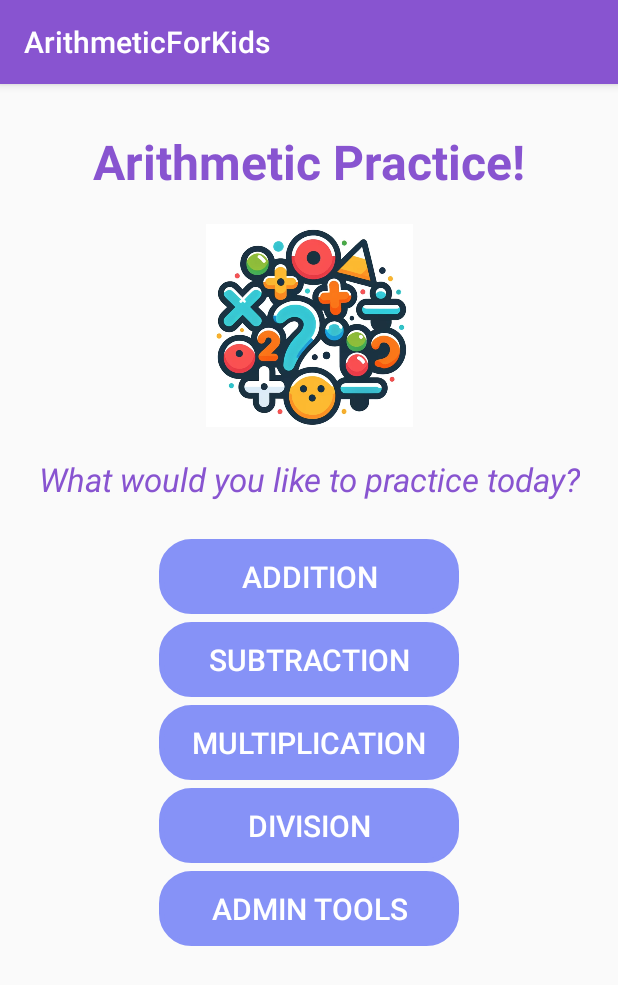
After one commit to Marcelo916/ArithmeticForKids, an Android app: the AdminMainActivity screen opened directly, with no data from a screen before it, on a phone screen of 412 x 824 dp. The commit adds this screen. Shown: the top 985 px of the screen. Run offline under Robolectric (Android 15) with nearby library versions, the light colour scheme and no system bars.

```diff
--- a/app/src/main/AndroidManifest.xml
+++ b/app/src/main/AndroidManifest.xml
@@ -12,6 +12,9 @@
         android:supportsRtl="true"
         android:theme="@style/Theme.ArithmeticForKids2"
         tools:targetApi="31">
+        <activity
+            android:name=".AdminMainActivity"
+            android:exported="false" />
         <activity
             android:name=".LoginActivity"
             android:exported="false" />
--- a/app/src/main/java/com/example/arithmeticforkids/Addition.java
+++ b/app/src/main/java/com/example/arithmeticforkids/Addition.java
@@ -29,6 +29,8 @@ public class Addition extends AppCompatActivity {
     Button goButton, answerA, answerB, answerC, answerD;
     TextView left, right, middle, bottom;
     ProgressBar timer;
+    //private boolean isAdmin;
+    //private LoginActivity loginActivity = new LoginActivity();
 
     Game game = new Game("addition");
     int secondsRemaining = 30;
@@ -124,15 +126,28 @@ public class Addition extends AppCompatActivity {
         answerC.setOnClickListener(answerClickListener);
         answerD.setOnClickListener(answerClickListener);
 
+
+        //int isAdmin = loginActivity.verifyUser();
+
         binding.goBackButton.setOnClickListener(new View.OnClickListener() {
             @Override
             public void onClick(View v) {
                 //Intent intent = new Intent(Addition.this, MainActivity.class);
                 //startActivity(intent);
                 //finish();
+                //TODO: Here is the bug "You should check if the user is Admin or not" then go back to the respective factory
+                //Intent intent = AdminMainActivity.adminActivityIntentFactory(getApplicationContext(), 0);
                 Intent intent = MainActivity.mainActivityIntentFactory(getApplicationContext(), 0);
                 startActivity(intent);
                 finish();
+
+                /**Intent intent;
+                if (isAdmin == -1) {
+                    intent = new Intent(Addition.this, AdminMainActivity.class);
+                } else {
+                    intent = new Intent(Addition.this, MainActivity.class);
+                }
+                startActivity(intent);*/
             }
         });
 
--- /dev/null
+++ b/app/src/main/java/com/example/arithmeticforkids/AdminMainActivity.java
@@ -0,0 +1,62 @@
+package com.example.arithmeticforkids;
+
+import android.content.Context;
+import android.content.Intent;
+import android.os.Bundle;
+import android.view.View;
+
+import androidx.activity.EdgeToEdge;
+import androidx.appcompat.app.AppCompatActivity;
+import androidx.core.graphics.Insets;
+import androidx.core.view.ViewCompat;
+import androidx.core.view.WindowInsetsCompat;
+
+import com.example.arithmeticforkids.databinding.ActivityAdminMainBinding;
+
+public class AdminMainActivity extends AppCompatActivity {
+    private static final String MAIN_ACTIVITY_USER_ID = "package com.example.arithmeticforkids.MAIN_ACTIVITY_USER_ID";
+    ActivityAdminMainBinding binding;
+
+    @Override
+    protected void onCreate(Bundle savedInstanceState) {
+        super.onCreate(savedInstanceState);
+        binding = ActivityAdminMainBinding.inflate(getLayoutInflater());
+        setContentView(binding.getRoot());
+
+        binding.AdminAdditionButton.setOnClickListener(buttonClickLister);
+        binding.AdminSubtractionButton.setOnClickListener(buttonClickLister);
+        binding.AdminMultiplicationButton.setOnClickListener(buttonClickLister);
+        binding.AdminDivisionButton.setOnClickListener(buttonClickLister);
+
+    }
+
+
+    static Intent adminActivityIntentFactory(Context context, int userId) {
+        Intent intent = new Intent(context, AdminMainActivity.class);
+        intent.putExtra(MAIN_ACTIVITY_USER_ID, userId);
+        return intent;
+    }
+
+    private final View.OnClickListener buttonClickLister = new View.OnClickListener() {
+        @Override
+        public void onClick(View v) {
+            if(v == binding.AdminAdditionButton) {
+                Intent intent = Addition.additionFactory(getApplicationContext());
+                intent.putExtra("operation", "addition");
+                startActivity(intent);
+            } else if (v == binding.AdminSubtractionButton) {
+                Intent intent = Subtraction.subtractionFactory(getApplicationContext());
+                intent.putExtra("operation", "subtraction");
+                startActivity(intent);
+            } else if (v == binding.AdminMultiplicationButton) {
+                Intent intent = Multiplication.multiplicationFactory(getApplicationContext());
+                intent.putExtra("operation", "multiplication");
+                startActivity(intent);
+            } else if (v == binding.AdminDivisionButton) {
+                Intent intent = Division.divisionFactory(getApplicationContext());
+                intent.putExtra("operation", "division");
+                startActivity(intent);
+            }
+        }
+    };
+}
--- a/app/src/main/java/com/example/arithmeticforkids/LoginActivity.java
+++ b/app/src/main/java/com/example/arithmeticforkids/LoginActivity.java
@@ -24,28 +24,46 @@ public class LoginActivity extends AppCompatActivity {
         binding.loggingButton.setOnClickListener(new View.OnClickListener() {
             @Override
             public void onClick(View v) {
-                if(!verifyUser()) {
-                    Toast.makeText(LoginActivity.this, "Invalid Username or Password", Toast.LENGTH_SHORT).show();
-                } else {
-                    Intent intent = MainActivity.mainActivityIntentFactory(getApplicationContext(), 0);
-                    startActivity(intent);
-                }
+                verifyUser();
+                /**if(!verifyUser()) {
+                 Toast.makeText(LoginActivity.this, "Invalid Username or Password", Toast.LENGTH_SHORT).show();
+                 } else {
+                 Intent intent = MainActivity.mainActivityIntentFactory(getApplicationContext(), 0);
+                 startActivity(intent);
+                 }*/
             }
         });
     }
 
     //We will have to update this method. The code is to test the login page working properly.
-    private boolean verifyUser() {
+    public int verifyUser() {
         //Hardcoded valid user and password
         String validUsername = "example_user";
         String validPassword = "password123";
+
+        //Hardcoded valid user and password for admin
+        String adminUsername = "admin_user";
+        String adminPassword = "admin123";
 
         // Get the entered username and password from Text fields
         String enteredUsername = binding.userName.getText().toString().trim();
         String enteredPassword = binding.password.getText().toString().trim();
 
+        if (enteredUsername.equals(validUsername) && enteredPassword.equals(validPassword)) {
+            //startActivity(new Intent(LoginActivity.this, MainActivity.class).putExtra("isAdmin", false));
+            startActivity(MainActivity.mainActivityIntentFactory(getApplicationContext(), 0));
+            return 0;
+        } else if (enteredUsername.equals(adminUsername) && enteredPassword.equals(adminPassword)) {
+            //startActivity(new Intent(LoginActivity.this, AdminMainActivity.class).putExtra("isAdmin", true));
+            startActivity(AdminMainActivity.adminActivityIntentFactory(getApplicationContext(), -1));
+            return -1;
+        } else {
+            Toast.makeText(this, "Invalid username or password", Toast.LENGTH_SHORT).show();
+            return -2;
+        }
+
         // Check if the entered username and password match the valid credentials
-        return enteredUsername.equals(validUsername) && enteredPassword.equals(validPassword);
+        //return enteredUsername.equals(validUsername) && enteredPassword.equals(validPassword);
 
     }
 
--- /dev/null
+++ b/app/src/main/res/layout/activity_admin_main.xml
@@ -0,0 +1,121 @@
+<?xml version="1.0" encoding="utf-8"?>
+<androidx.constraintlayout.widget.ConstraintLayout xmlns:android="http://schemas.android.com/apk/res/android"
+    xmlns:app="http://schemas.android.com/apk/res-auto"
+    xmlns:tools="http://schemas.android.com/tools"
+    android:id="@+id/main"
+    android:layout_width="match_parent"
+    android:layout_height="match_parent"
+    tools:context=".AdminMainActivity">
+
+    <TextView
+        android:id="@+id/AdminDisplayAppName"
+        android:layout_width="wrap_content"
+        android:layout_height="wrap_content"
+        android:layout_marginTop="30dp"
+        android:text="@string/arithmetic_for_kids"
+        android:textColor="@color/superPurple"
+        android:textSize="32sp"
+        android:textStyle="bold"
+        app:layout_constraintEnd_toEndOf="parent"
+        app:layout_constraintHorizontal_bias="0.5"
+        app:layout_constraintStart_toStartOf="parent"
+        app:layout_constraintTop_toTopOf="parent" />
+
+    <TextView
+        android:id="@+id/AdminQuestionForUser"
+        android:layout_width="wrap_content"
+        android:layout_height="wrap_content"
+        android:layout_marginTop="175dp"
+        android:text="@string/what_would_you_like_to_practice_today"
+        android:textColor="@color/superPurple"
+        android:textSize="22sp"
+        android:textStyle="italic"
+        app:layout_constraintBottom_toTopOf="@+id/AdminAdditionButton"
+        app:layout_constraintEnd_toEndOf="parent"
+        app:layout_constraintHorizontal_bias="0.5"
+        app:layout_constraintStart_toStartOf="parent"
+        app:layout_constraintTop_toBottomOf="@+id/AdminDisplayAppName"
+        app:layout_constraintVertical_bias="0.5" />
+
+    <Button
+        android:id="@+id/AdminAdditionButton"
+        android:layout_width="200dp"
+        android:layout_height="50dp"
+        android:layout_marginTop="25dp"
+        android:text="@string/addition"
+        android:textSize="20sp"
+        app:layout_constraintEnd_toEndOf="parent"
+        app:layout_constraintHorizontal_bias="0.5"
+        app:layout_constraintStart_toStartOf="parent"
+        app:layout_constraintTop_toBottomOf="@+id/AdminQuestionForUser"
+        android:background="@drawable/custom_edittext"
+        android:backgroundTint="@color/purple"
+        android:textColor="@android:color/white"/>
+
+    <Button
+        android:id="@+id/AdminSubtractionButton"
+        android:layout_width="200dp"
+        android:layout_height="50dp"
+        android:layout_marginTop="5dp"
+        android:text="@string/subtraction"
+        android:textSize="20sp"
+        app:layout_constraintEnd_toEndOf="parent"
+        app:layout_constraintStart_toStartOf="parent"
+        app:layout_constraintTop_toBottomOf="@+id/AdminAdditionButton"
+        android:background="@drawable/custom_edittext"
+        android:backgroundTint="@color/purple"
+        android:textColor="@android:color/white"/>
+
+    <Button
+        android:id="@+id/AdminMultiplicationButton"
+        android:layout_width="200dp"
+        android:layout_height="50dp"
+        android:layout_marginTop="5dp"
+        android:text="@string/multiplication"
+        android:textSize="20sp"
+        app:layout_constraintEnd_toEndOf="parent"
+        app:layout_constraintStart_toStartOf="parent"
+        app:layout_constraintTop_toBottomOf="@+id/AdminSubtractionButton"
+        android:background="@drawable/custom_edittext"
+        android:backgroundTint="@color/purple"
+        android:textColor="@android:color/white"/>
+
+    <Button
+        android:id="@+id/AdminDivisionButton"
+        android:layout_width="200dp"
+        android:layout_height="50dp"
+        android:layout_marginTop="5dp"
+        android:text="@string/division"
+        android:textSize="20sp"
+        app:layout_constraintEnd_toEndOf="parent"
+        app:layout_constraintStart_toStartOf="parent"
+        app:layout_constraintTop_toBottomOf="@+id/AdminMultiplicationButton"
+        android:background="@drawable/custom_edittext"
+        android:backgroundTint="@color/purple"
+        android:textColor="@android:color/white"/>
+    <Button
+        android:id="@+id/AdminTools"
+        android:layout_width="200dp"
+        android:layout_height="50dp"
+        android:layout_marginTop="5dp"
+        android:text="@string/admin_tools"
+        android:textSize="20sp"
+        app:layout_constraintEnd_toEndOf="parent"
+        app:layout_constraintStart_toStartOf="parent"
+        app:layout_constraintTop_toBottomOf="@+id/AdminDivisionButton"
+        android:background="@drawable/custom_edittext"
+        android:backgroundTint="@color/purple"
+        android:textColor="@android:color/white"/>
+
+    <ImageView
+        android:id="@+id/appLogo"
+        android:layout_width="230dp"
+        android:layout_height="135dp"
+        android:contentDescription="@string/app_name"
+        app:layout_constraintBottom_toTopOf="@+id/AdminQuestionForUser"
+        app:layout_constraintEnd_toEndOf="parent"
+        app:layout_constraintStart_toStartOf="parent"
+        app:layout_constraintTop_toBottomOf="@+id/AdminDisplayAppName"
+        app:srcCompat="@drawable/logo" />
+
+</androidx.constraintlayout.widget.ConstraintLayout>
--- a/app/src/main/res/values/strings.xml
+++ b/app/src/main/res/values/strings.xml
@@ -13,4 +13,5 @@
     <string name="username">Username</string>
     <string name="password">Password</string>
     <string name="loginButton">Login</string>
+    <string name="admin_tools">Admin Tools</string>
 </resources>
```
